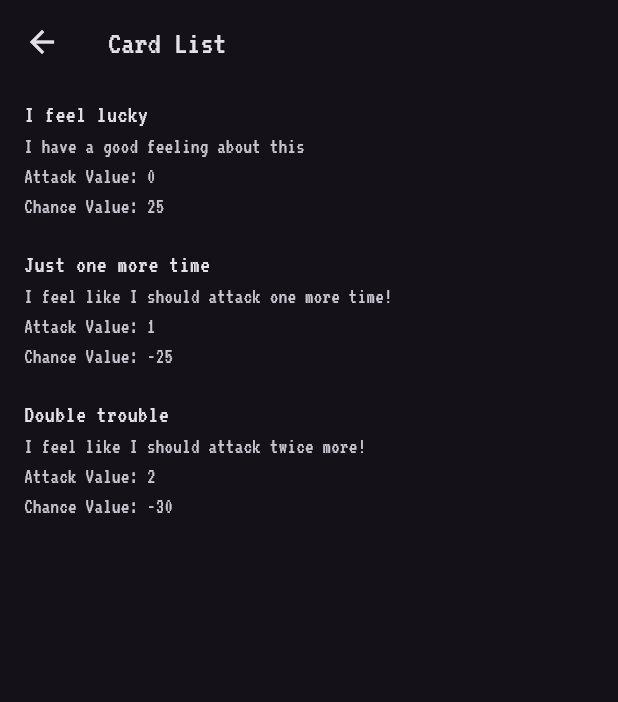
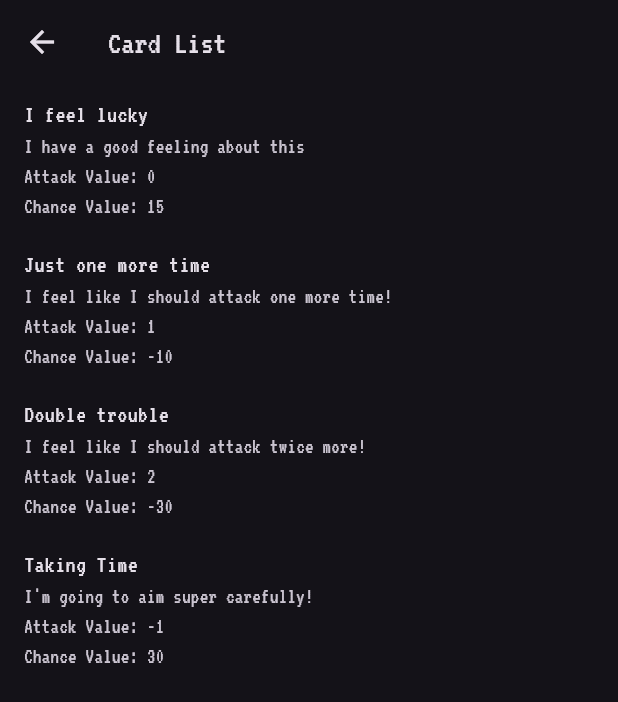
Before and after one commit to hyunjaemoon/chanceshift, a Flutter app: the GameInterface screen opened directly, after a tap on "View Cards", on a phone screen of 412 x 824 dp. Shown: the top 702 px of the screen. Run offline on Flutter 3.47's test engine with Material 3 defaults, Android fonts, the phone set to English and light mode, and no system bars; our stand-ins replace args, just_audio, material_design_icons_flutter; missing offline and left inert: dual_screen, gif.

Commit message:
Finished first version of ChanceShift

```diff
--- a/json/card_info.json
+++ b/json/card_info.json
@@ -2,14 +2,14 @@
     "cards": [
         {
             "idx": 0,
-            "chance_value": 25,
+            "chance_value": 15,
             "attack_value": 0,
             "name": "I feel lucky",
             "description": "I have a good feeling about this"
         },
         {
             "idx": 1,
-            "chance_value": -25,
+            "chance_value": -10,
             "attack_value": 1,
             "name": "Just one more time",
             "description": "I feel like I should attack one more time!"
@@ -20,6 +20,13 @@
             "attack_value": 2,
             "name": "Double trouble",
             "description": "I feel like I should attack twice more!"
+        },
+        {
+            "idx": 3,
+            "chance_value": 30,
+            "attack_value": -1,
+            "name": "Taking Time",
+            "description": "I'm going to aim super carefully!"
         }
     ]
 }
--- a/lib/card_display.dart
+++ b/lib/card_display.dart
@@ -39,7 +39,7 @@ class _CardDisplayState extends State<CardDisplay>
           child: AnimatedContainer(
             duration: duration,
             width: 150,
-            height: (widget.selected && !widget.used) ? 125 : 20,
+            height: (widget.selected && !widget.used) ? 100 : 20,
             curve: Curves.ease,
             child: widget.used
                 ? CardSmallDisplayScreen(
--- a/lib/game_interface.dart
+++ b/lib/game_interface.dart
@@ -9,7 +9,7 @@ import 'package:just_audio/just_audio.dart';
 
 const defaultTextStyle = TextStyle(fontSize: 25);
 
-const totalCardNumber = 3;
+const totalCardNumber = 4;
 
 class GameInterface extends StatefulWidget {
   final int initialChancePercent;
@@ -112,7 +112,6 @@ class _GameInterfaceState extends State<GameInterface>
         child: Padding(
           padding: const EdgeInsets.all(8.0),
           child: Column(
-            crossAxisAlignment: CrossAxisAlignment.stretch,
             children: <Widget>[
               Expanded(
                 child: ListView(
@@ -160,13 +159,14 @@ class _GameInterfaceState extends State<GameInterface>
                       },
                       child: const Text('View Cards', style: defaultTextStyle),
                     ),
-                    PushButton(
-                      onPressed: _performAttack,
-                      isPerformingAttack: _isPerformingAttack,
-                    ),
                   ],
                 ),
               ),
+              PushButton(
+                onPressed: _performAttack,
+                isPerformingAttack: _isPerformingAttack,
+              ),
+              const SizedBox(height: 25),
             ],
           ),
         ),
@@ -178,22 +178,8 @@ class _GameInterfaceState extends State<GameInterface>
     return Card(
       child: ListTile(
         title: Text('$label: $value', style: defaultTextStyle),
-        trailing: Row(
+        trailing: const Row(
           mainAxisSize: MainAxisSize.min,
-          children: [
-            IconButton(
-              icon: const Icon(Icons.remove),
-              onPressed: () {
-                onChanged(value - 1);
-              },
-            ),
-            IconButton(
-              icon: const Icon(Icons.add),
-              onPressed: () {
-                onChanged(value + 1);
-              },
-            ),
-          ],
         ),
       ),
     );
@@ -251,14 +237,10 @@ class _GameInterfaceState extends State<GameInterface>
       setState(() {
         remainingChances--;
       });
-      for (int i = 0; i < attackNum; i++) {
+      while (attackNum > 0) {
         setState(() {
           attackNum--;
         });
-
-        if (enemyHp <= 0) {
-          break;
-        }
         showDialog(
           // ignore: use_build_context_synchronously
           context: context,
@@ -296,6 +278,9 @@ class _GameInterfaceState extends State<GameInterface>
           );
         }
         await Future.delayed(const Duration(seconds: 1, milliseconds: 500));
+        if (enemyHp <= 0) {
+          break;
+        }
       }
     }
     // Perform other game logic like checking for win/lose conditions
--- a/lib/ui.dart
+++ b/lib/ui.dart
@@ -68,7 +68,7 @@ class _PushButtonState extends State<PushButton> {
               border: Border.all(
                 color:
                     widget.isPerformingAttack ? Colors.redAccent : Colors.black,
-                width: 4.0,
+                width: 10.0,
                 style: BorderStyle.solid,
               ),
             ),
@@ -102,7 +102,7 @@ class StatusBar extends StatefulWidget {
     required this.maxValue,
     this.color = Colors.green,
     this.width = 200,
-    this.height = 30,
+    this.height = 10,
   });
 
   @override
```
Also changed, not shown: lib/tutorial.dart (+3 -8 lines).
